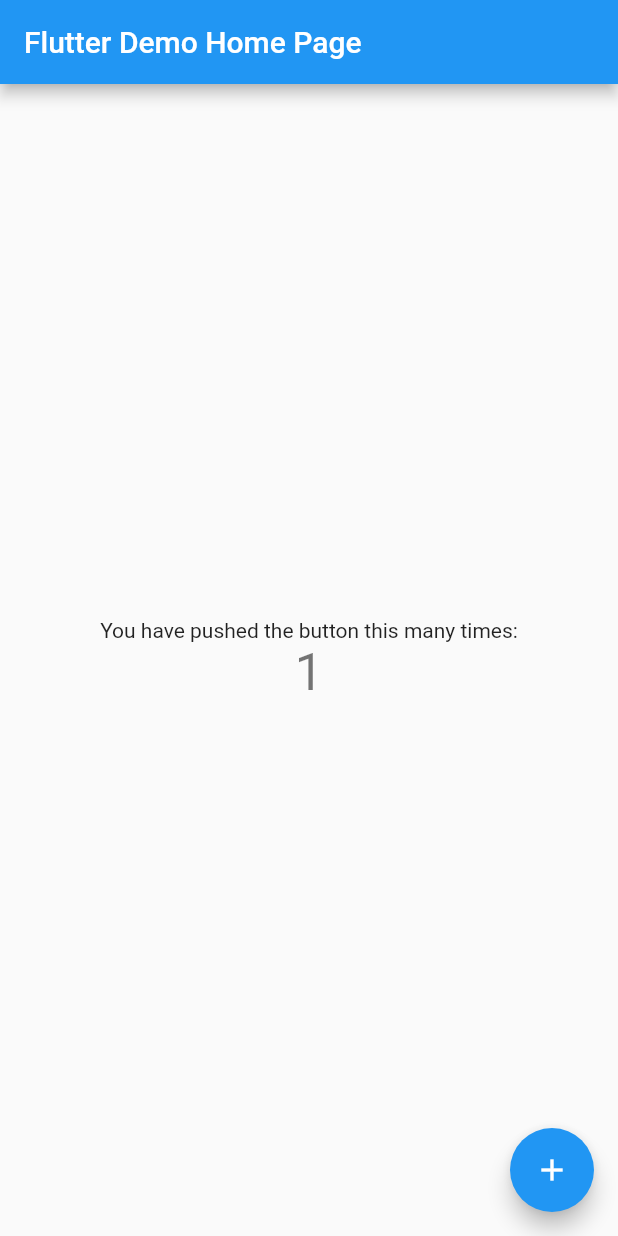
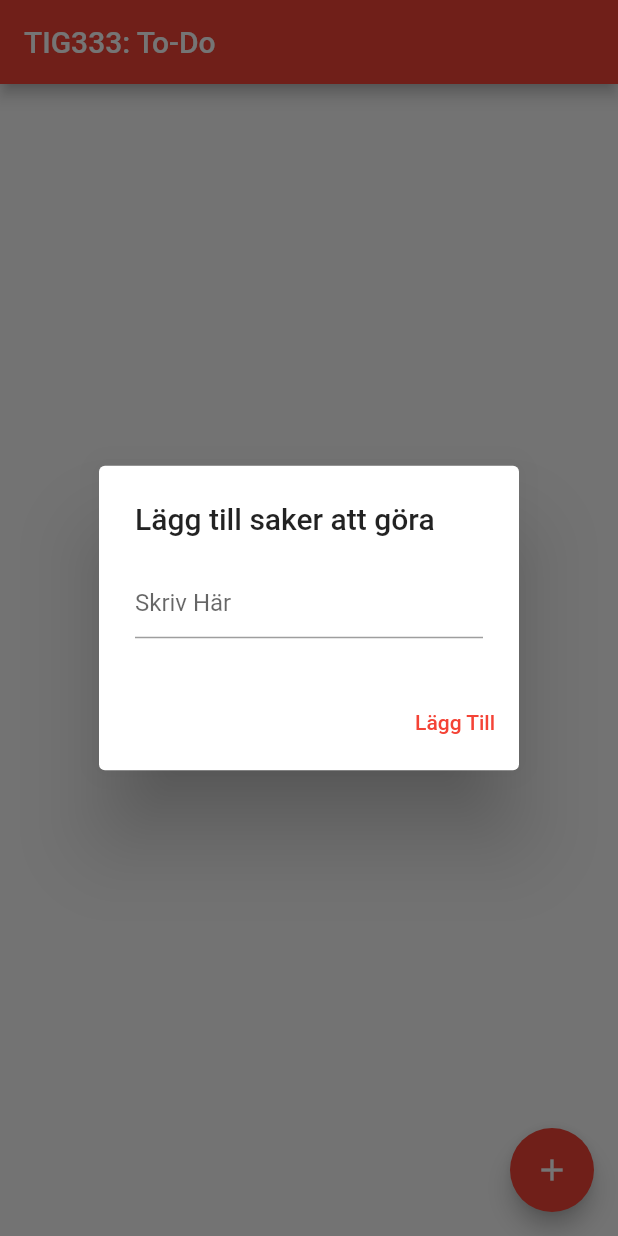
Before and after one commit to gu-tig333-ht22/gusgunjoae, a Flutter app: the screen it shows after launch, after a tap on the "add" icon, on a phone screen of 412 x 824 dp. Run offline on Flutter 3.47's test engine with Material 2 defaults, Android fonts, the phone set to English and light mode, and no system bars.

Commit message:
Inlämning steg 1. Skapat UI och börjat på funktionalitet.

```diff
--- a/lib/main.dart
+++ b/lib/main.dart
@@ -1,116 +1,137 @@
 //Första inlämningen bla bla
 import 'package:flutter/material.dart';
 
+//Mainfunktionen returnerar MyApp
 void main() {
   runApp(const MyApp());
 }
 
+//"Bas" för applikationen.
 class MyApp extends StatelessWidget {
   const MyApp({Key? key}) : super(key: key);
 
-  // This widget is the root of your application.
+  // This widget is the root of your application. Ger titel, temafärg och returnerar Todolist-widgeten.
   @override
   Widget build(BuildContext context) {
     return MaterialApp(
-      title: 'Flutter Demo',
+      title: 'TIG333 To-Do',
       theme: ThemeData(
-        // This is the theme of your application.
-        //
-        // Try running your application with "flutter run". You'll see the
-        // application has a blue toolbar. Then, without quitting the app, try
-        // changing the primarySwatch below to Colors.green and then invoke
-        // "hot reload" (press "r" in the console where you ran "flutter run",
-        // or simply save your changes to "hot reload" in a Flutter IDE).
-        // Notice that the counter didn't reset back to zero; the application
-        // is not restarted.
-        primarySwatch: Colors.blue,
+        primarySwatch: Colors.red,
       ),
-      home: const MyHomePage(title: 'Flutter Demo Home Page'),
+      home: const Todolist(),
     );
   }
 }
 
-class MyHomePage extends StatefulWidget {
-  const MyHomePage({Key? key, required this.title}) : super(key: key);
-
-  // This widget is the home page of your application. It is stateful, meaning
-  // that it has a State object (defined below) that contains fields that affect
-  // how it looks.
-
-  // This class is the configuration for the state. It holds the values (in this
-  // case the title) provided by the parent (in this case the App widget) and
-  // used by the build method of the State. Fields in a Widget subclass are
-  // always marked "final".
-
-  final String title;
-
-  @override
-  State<MyHomePage> createState() => _MyHomePageState();
+//To-Do defineras (vad det ska innehålla)
+class Todo {
+  Todo({required this.name, required this.checked});
+  final String name;
+  bool checked;
 }
 
-class _MyHomePageState extends State<MyHomePage> {
-  int _counter = 0;
+//To Do Item, varje enskild att-göra sak
+class TodoItem extends StatelessWidget {
+  TodoItem({
+    required this.todo,
+    required this.onTodoChanged,
+  }) : super(key: ObjectKey(todo));
 
-  void _incrementCounter() {
-    setState(() {
-      // This call to setState tells the Flutter framework that something has
-      // changed in this State, which causes it to rerun the build method below
-      // so that the display can reflect the updated values. If we changed
-      // _counter without calling setState(), then the build method would not be
-      // called again, and so nothing would appear to happen.
-      _counter++;
-    });
+  final Todo todo;
+  final onTodoChanged;
+
+  TextStyle? _getTextStyle(bool checked) {
+    if (!checked) return null;
+
+    return TextStyle(
+      color: Colors.black54,
+      decoration: TextDecoration.lineThrough,
+    );
   }
 
   @override
   Widget build(BuildContext context) {
-    // This method is rerun every time setState is called, for instance as done
-    // by the _incrementCounter method above.
-    //
-    // The Flutter framework has been optimized to make rerunning build methods
-    // fast, so that you can just rebuild anything that needs updating rather
-    // than having to individually change instances of widgets.
-    return Scaffold(
-      appBar: AppBar(
-        // Here we take the value from the MyHomePage object that was created by
-        // the App.build method, and use it to set our appbar title.
-        title: Text(widget.title),
+    return CheckboxListTile(
+        controlAffinity: ListTileControlAffinity.leading,
+        secondary: const Icon(Icons.close),
+        title: Text(todo.name, style: _getTextStyle(todo.checked)),
+        value: false,
+        onChanged: (bool? newValue) {
+          //setState(() {
+          // = newValue;
+        });
+  }
+}
+
+class Todolist extends StatefulWidget {
+  const Todolist({super.key});
+
+  @override
+  State<Todolist> createState() => new _TodolistState();
+}
+
+//Skapar
+class _TodolistState extends State<Todolist> {
+  final TextEditingController _textFieldController = TextEditingController();
+  final List<Todo> _todos = <Todo>[];
+
+  @override
+  Widget build(BuildContext context) {
+    return new Scaffold(
+      appBar: new AppBar(
+        title: new Text('TIG333: To-Do'),
       ),
-      body: Center(
-        // Center is a layout widget. It takes a single child and positions it
-        // in the middle of the parent.
-        child: Column(
-          // Column is also a layout widget. It takes a list of children and
-          // arranges them vertically. By default, it sizes itself to fit its
-          // children horizontally, and tries to be as tall as its parent.
-          //
-          // Invoke "debug painting" (press "p" in the console, choose the
-          // "Toggle Debug Paint" action from the Flutter Inspector in Android
-          // Studio, or the "Toggle Debug Paint" command in Visual Studio Code)
-          // to see the wireframe for each widget.
-          //
-          // Column has various properties to control how it sizes itself and
-          // how it positions its children. Here we use mainAxisAlignment to
-          // center the children vertically; the main axis here is the vertical
-          // axis because Columns are vertical (the cross axis would be
-          // horizontal).
-          mainAxisAlignment: MainAxisAlignment.center,
-          children: <Widget>[
-            const Text(
-              'You have pushed the button this many times:',
-            ),
-            Text(
-              '$_counter',
-              style: Theme.of(context).textTheme.headline4,
+      body: ListView(
+        padding: EdgeInsets.symmetric(vertical: 12.0),
+        children: _todos.map((Todo todo) {
+          return TodoItem(
+            todo: todo,
+            onTodoChanged: _handleTodoChange,
+          );
+        }).toList(),
+      ),
+      floatingActionButton: FloatingActionButton(
+          onPressed: () => _displayDialog(),
+          tooltip: 'Lägg Till',
+          child: Icon(Icons.add)),
+    );
+  }
+
+  Future<void> _displayDialog() async {
+    return showDialog<void>(
+      context: context,
+      barrierDismissible: false, // user must tap button!
+      builder: (BuildContext context) {
+        return AlertDialog(
+          title: const Text('Lägg till saker att göra'),
+          content: TextField(
+            controller: _textFieldController,
+            decoration: const InputDecoration(hintText: 'Skriv Här'),
+          ),
+          actions: <Widget>[
+            TextButton(
+              child: const Text('Lägg Till'),
+              onPressed: () {
+                Navigator.of(context).pop();
+                _addTodoItem(_textFieldController.text);
+              },
             ),
           ],
-        ),
-      ),
-      floatingActionButton: FloatingActionButton(
-        onPressed: _incrementCounter,
-        tooltip: 'Increment',
-        child: const Icon(Icons.add),
-      ), // This trailing comma makes auto-formatting nicer for build methods.
+        );
+      },
     );
   }
+
+  void _addTodoItem(String name) {
+    setState(() {
+      _todos.add(Todo(name: name, checked: false));
+    });
+    _textFieldController.clear();
+  }
+
+  void _handleTodoChange(Todo todo) {
+    setState(() {
+      todo.checked = !todo.checked;
+    });
+  }
 }
```
